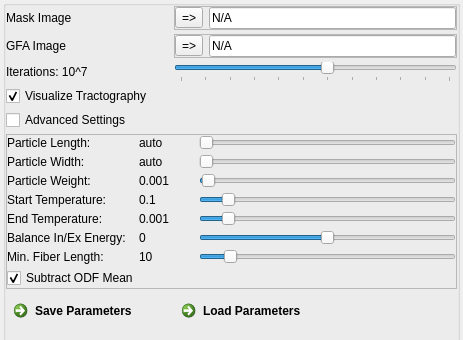
This is Modules/Bundles/org.mitk.gui.qt.diffusionimaging/src/internal/QmitkGibbsTrackingViewControls.ui in MITK/MITK as Qt 5 draws it before an edit; both pictures show x 0 to 463 and y 0 to 340 of the 463 by 1011 pixel window. The edited form follows.
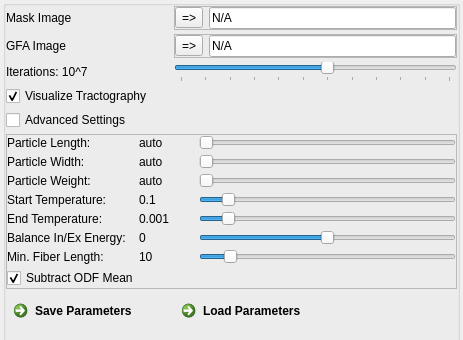
This is the edited form. Icons and pictures are not drawn.

```diff
--- a/Modules/Bundles/org.mitk.gui.qt.diffusionimaging/src/internal/QmitkGibbsTrackingViewControls.ui
+++ b/Modules/Bundles/org.mitk.gui.qt.diffusionimaging/src/internal/QmitkGibbsTrackingViewControls.ui
@@ -276,7 +276,7 @@
                <string/>
               </property>
               <property name="text">
-               <string>0.001</string>
+               <string>auto</string>
               </property>
               <property name="alignment">
                <set>Qt::AlignLeading|Qt::AlignLeft|Qt::AlignVCenter</set>
@@ -298,7 +298,7 @@
                <number>1</number>
               </property>
               <property name="value">
-               <number>10</number>
+               <number>0</number>
               </property>
               <property name="orientation">
                <enum>Qt::Horizontal</enum>
```
Left out of the diff: 4 changed lines with no effect on the pictures.
